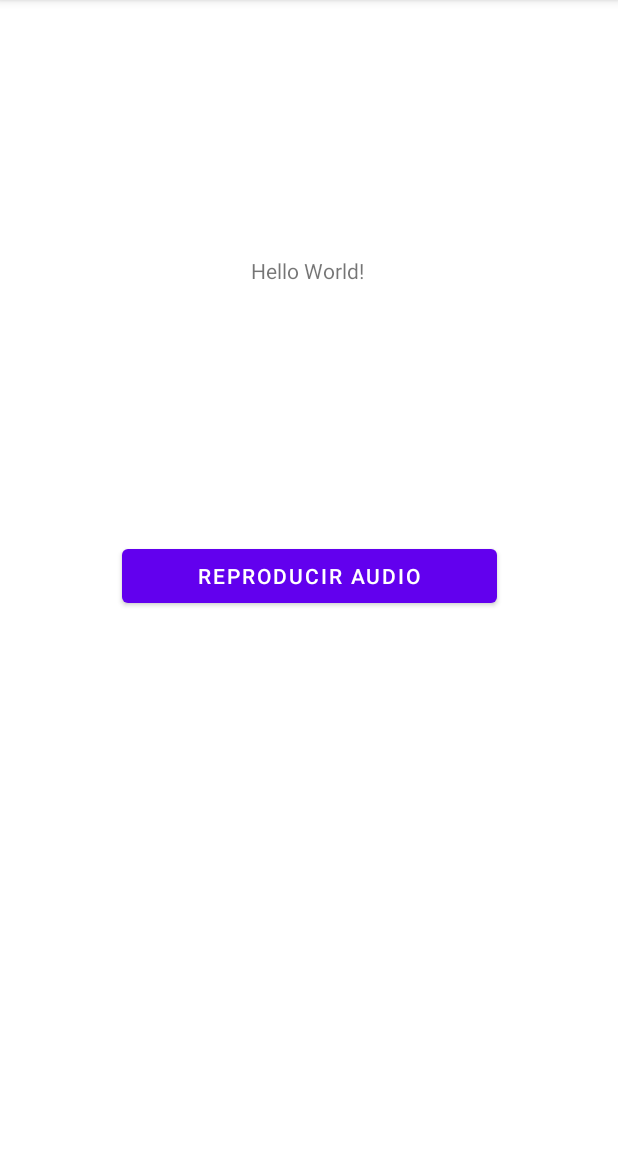
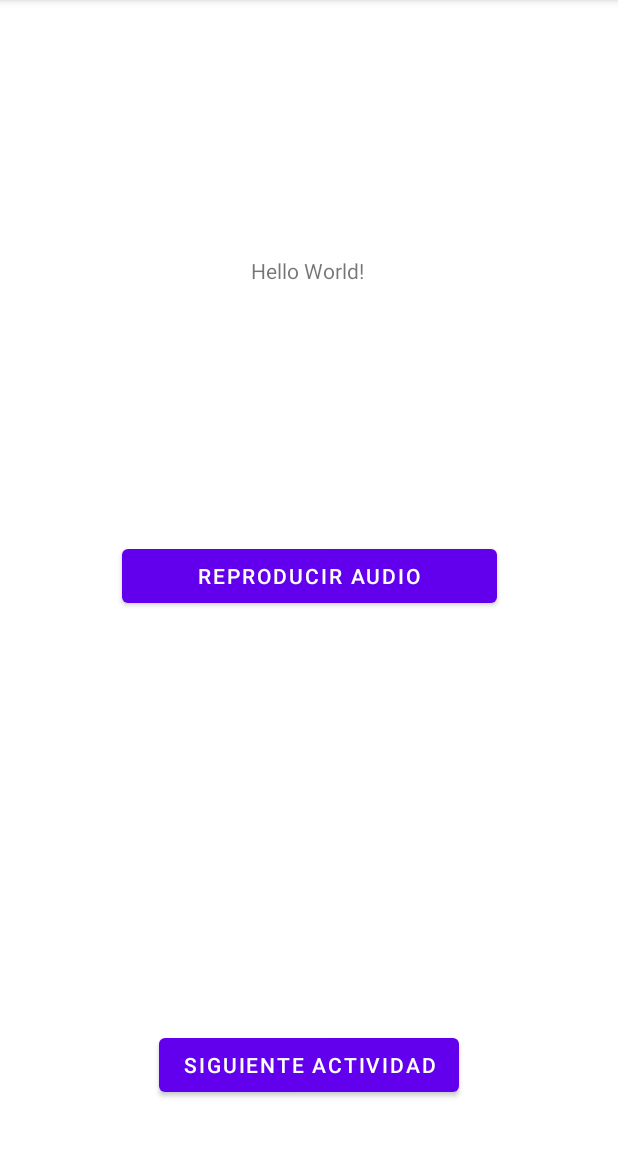
Before and after one commit to doly0911/bootcamp-android, an Android app: the screen it shows after launch (MainActivity), on a phone screen of 412 x 824 dp, the part 84-1236 px from its top. Run offline under Robolectric (Android 15) with nearby library versions, the phone set to English and light mode, and no system bars; 2 statements that could not run were skipped.

Commit message:
add new activity

```diff
--- a/lifeCycle/app/src/main/AndroidManifest.xml
+++ b/lifeCycle/app/src/main/AndroidManifest.xml
@@ -9,6 +9,7 @@
         android:roundIcon="@mipmap/ic_launcher_round"
         android:supportsRtl="true"
         android:theme="@style/Theme.MyApplication">
+        <activity android:name=".GoodByeActivity"></activity>
         <activity android:name=".MainActivity">
             <intent-filter>
                 <action android:name="android.intent.action.MAIN" />
--- a/lifeCycle/app/src/main/java/com/bootcamp/myapplication/MainActivity.kt
+++ b/lifeCycle/app/src/main/java/com/bootcamp/myapplication/MainActivity.kt
@@ -14,33 +14,29 @@ import androidx.appcompat.app.AppCompatActivity
 class MainActivity : AppCompatActivity() {
     private lateinit var mService: MyService
     private var mBound: Boolean = false
-    private lateinit var btn: Button
+    private lateinit var btn_play_audio: Button
+    private lateinit var btn_next_page: Button
 
-    private val connection = object : ServiceConnection {
-
-        override fun onServiceConnected(className: ComponentName, service: IBinder) {
-            // We've bound to MyService, cast the IBinder and get MyService instance
-            val binder = service as MyService.MyServiceBinder
-            mService = binder.getService()
-            mBound = true
-        }
-
-        override fun onServiceDisconnected(arg0: ComponentName) {
-            mBound = false
-        }
-    }
 
     override fun onCreate(savedInstanceState: Bundle?) {
         super.onCreate(savedInstanceState)
         setContentView(R.layout.activity_main)
-        btn = findViewById(R.id.btn_play_audio)
         Toast.makeText(this, "onCreate", Toast.LENGTH_SHORT).show()
 
-        btn.setOnClickListener {
+        btn_play_audio = findViewById(R.id.btn_play_audio)
+        btn_next_page = findViewById(R.id.btn_next_page)
+
+
+        btn_play_audio.setOnClickListener {
             if (mBound) {
                 // Call a method from the MyService.
                mService.playAudio()
             }
+        }
+
+        btn_next_page.setOnClickListener {
+            val intent = Intent(this, GoodByeActivity::class.java)
+            startActivity(intent)
         }
     }
 
@@ -81,4 +77,18 @@ class MainActivity : AppCompatActivity() {
         Toast.makeText(this, "onDestroy", Toast.LENGTH_SHORT).show()
     }
 
+    private val connection = object : ServiceConnection {
+
+        override fun onServiceConnected(className: ComponentName, service: IBinder) {
+            // We've bound to MyService, cast the IBinder and get MyService instance
+            val binder = service as MyService.MyServiceBinder
+            mService = binder.getService()
+            mBound = true
+        }
+
+        override fun onServiceDisconnected(arg0: ComponentName) {
+            mBound = false
+        }
+    }
+
 }
--- a/lifeCycle/app/src/main/res/layout/activity_main.xml
+++ b/lifeCycle/app/src/main/res/layout/activity_main.xml
@@ -27,4 +27,16 @@
         app:layout_constraintStart_toStartOf="parent"
         app:layout_constraintTop_toTopOf="parent" />
 
+    <Button
+        android:id="@+id/btn_next_page"
+        android:layout_width="wrap_content"
+        android:layout_height="wrap_content"
+        android:layout_marginTop="276dp"
+        android:text="@string/next_activity"
+        app:layout_constraintBottom_toBottomOf="parent"
+        app:layout_constraintEnd_toEndOf="parent"
+        app:layout_constraintStart_toStartOf="parent"
+        app:layout_constraintTop_toBottomOf="@+id/btn_play_audio"
+        app:layout_constraintVertical_bias="0.058" />
+
 </androidx.constraintlayout.widget.ConstraintLayout>
--- a/lifeCycle/app/src/main/res/values/strings.xml
+++ b/lifeCycle/app/src/main/res/values/strings.xml
@@ -1,6 +1,10 @@
 <resources>
     <string name="app_name">My Application</string>
+
     <!--Main Activity labels-->
     <string name="play_audio">Reproducir Audio</string>
     <string name="next_activity">Siguiente Actividad</string>
+
+    <!--Good Bye Activity labels-->
+    <string name="title_googbye_activity"> Bienvenid@ a la nueva Actividad!</string>
 </resources>
```
Also changed, not shown: lifeCycle/app/src/main/java/com/bootcamp/myapplication/GoodByeActivity.kt (added, +11 -0 lines), lifeCycle/app/src/main/res/layout/activity_good_bye.xml (added, +21 -0 lines).
